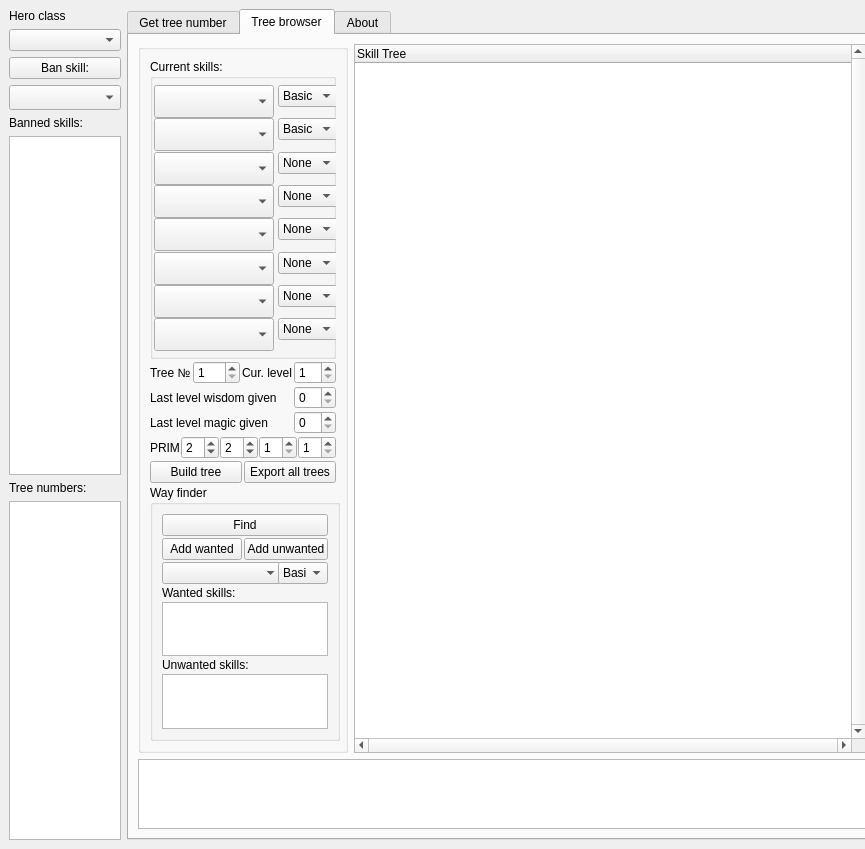
Qt form tree_calc.ui (temig74/HotaTreeCalc) before a commit.
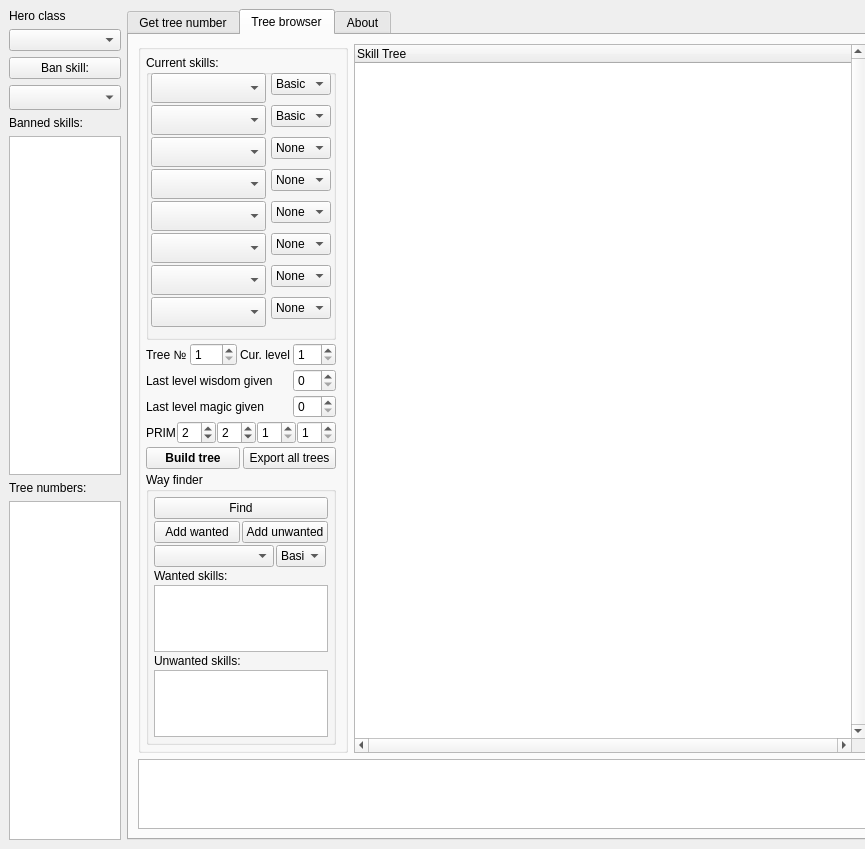
The same form after that commit. The open tabs and pages were chosen to show the change.

Diff of the .ui file:
```diff
--- a/tree_calc.ui
+++ b/tree_calc.ui
@@ -639,104 +639,47 @@
             </property>
             <layout class="QVBoxLayout" name="verticalLayout_5">
              <property name="spacing">
-              <number>2</number>
+              <number>3</number>
+             </property>
+             <property name="leftMargin">
+              <number>5</number>
+             </property>
+             <property name="topMargin">
+              <number>5</number>
+             </property>
+             <property name="bottomMargin">
+              <number>5</number>
              </property>
              <item>
               <widget class="QGroupBox" name="groupBox">
                <property name="minimumSize">
                 <size>
                  <width>0</width>
-                 <height>300</height>
+                 <height>285</height>
                 </size>
                </property>
                <property name="title">
                 <string>Current skills:</string>
                </property>
-               <widget class="QComboBox" name="cmb_skill1">
+               <widget class="QComboBox" name="cmb_skill7">
                 <property name="geometry">
                  <rect>
-                  <x>4</x>
-                  <y>26</y>
-                  <width>120</width>
-                  <height>33</height>
+                  <x>5</x>
+                  <y>210</y>
+                  <width>115</width>
+                  <height>30</height>
                  </rect>
                 </property>
                 <property name="minimumSize">
                  <size>
-                  <width>100</width>
-                  <height>33</height>
+                  <width>115</width>
+                  <height>30</height>
                  </size>
-                </property>
-                <property name="font">
-                 <font>
-                  <pointsize>8</pointsize>
-                 </font>
-                </property>
-                <property name="styleSheet">
-                 <string notr="true"/>
-                </property>
-                <property name="iconSize">
-                 <size>
-                  <width>33</width>
-                  <height>33</height>
-                 </size>
-                </property>
-               </widget>
-               <widget class="QComboBox" name="cmb_skill1_level">
-                <property name="geometry">
-                 <rect>
-                  <x>128</x>
-                  <y>26</y>
-                  <width>60</width>
-                  <height>22</height>
-                 </rect>
                 </property>
                 <property name="maximumSize">
                  <size>
-                  <width>60</width>
-                  <height>16777215</height>
-                 </size>
-                </property>
-                <property name="styleSheet">
-                 <string notr="true"/>
-                </property>
-                <property name="currentIndex">
-                 <number>1</number>
-                </property>
-                <item>
-                 <property name="text">
-                  <string>None</string>
-                 </property>
-                </item>
-                <item>
-                 <property name="text">
-                  <string>Basic</string>
-                 </property>
-                </item>
-                <item>
-                 <property name="text">
-                  <string>Advanced</string>
-                 </property>
-                </item>
-                <item>
-                 <property name="text">
-                  <string>Expert</string>
-                 </property>
-                </item>
-               </widget>
-               <widget class="QComboBox" name="cmb_skill2">
-                <property name="geometry">
-                 <rect>
-                  <x>4</x>
-                  <y>59</y>
-                  <width>120</width>
-                  <height>33</height>
-                 </rect>
-                </property>
-                <property name="minimumSize">
-                 <size>
-                  <width>100</width>
-                  <height>33</height>
+                  <width>16777215</width>
+                  <height>30</height>
                  </size>
                 </property>
                 <property name="font">
@@ -744,21 +687,18 @@
                   <pointsize>8</pointsize>
                  </font>
                 </property>
-                <property name="styleSheet">
-                 <string notr="true"/>
-                </property>
                 <property name="iconSize">
                  <size>
-                  <width>33</width>
-                  <height>33</height>
+                  <width>30</width>
+                  <height>30</height>
                  </size>
                 </property>
                </widget>
                <widget class="QComboBox" name="cmb_skill2_level">
                 <property name="geometry">
                  <rect>
-                  <x>128</x>
-                  <y>59</y>
+                  <x>125</x>
+                  <y>50</y>
                   <width>60</width>
                   <height>22</height>
                  </rect>
@@ -796,91 +736,133 @@
                  </property>
                 </item>
                </widget>
+               <widget class="QComboBox" name="cmb_skill6_level">
+                <property name="geometry">
+                 <rect>
+                  <x>125</x>
+                  <y>178</y>
+                  <width>60</width>
+                  <height>22</height>
+                 </rect>
+                </property>
+                <property name="maximumSize">
+                 <size>
+                  <width>60</width>
+                  <height>16777215</height>
+                 </size>
+                </property>
+                <property name="currentIndex">
+                 <number>0</number>
+                </property>
+                <item>
+                 <property name="text">
+                  <string>None</string>
+                 </property>
+                </item>
+                <item>
+                 <property name="text">
+                  <string>Basic</string>
+                 </property>
+                </item>
+                <item>
+                 <property name="text">
+                  <string>Advanced</string>
+                 </property>
+                </item>
+                <item>
+                 <property name="text">
+                  <string>Expert</string>
+                 </property>
+                </item>
+               </widget>
+               <widget class="QComboBox" name="cmb_skill8">
+                <property name="geometry">
+                 <rect>
+                  <x>5</x>
+                  <y>242</y>
+                  <width>115</width>
+                  <height>30</height>
+                 </rect>
+                </property>
+                <property name="minimumSize">
+                 <size>
+                  <width>115</width>
+                  <height>30</height>
+                 </size>
+                </property>
+                <property name="maximumSize">
+                 <size>
+                  <width>16777215</width>
+                  <height>30</height>
+                 </size>
+                </property>
+                <property name="font">
+                 <font>
+                  <pointsize>8</pointsize>
+                 </font>
+                </property>
+                <property name="iconSize">
+                 <size>
+                  <width>30</width>
+                  <height>30</height>
+                 </size>
+                </property>
+               </widget>
+               <widget class="QComboBox" name="cmb_skill2">
+                <property name="geometry">
+                 <rect>
+                  <x>5</x>
+                  <y>50</y>
+                  <width>115</width>
+                  <height>30</height>
+                 </rect>
+                </property>
+                <property name="minimumSize">
+                 <size>
+                  <width>115</width>
+                  <height>30</height>
+                 </size>
+                </property>
+                <property name="maximumSize">
+                 <size>
+                  <width>16777215</width>
+                  <height>30</height>
+                 </size>
+                </property>
+                <property name="font">
+                 <font>
+                  <pointsize>8</pointsize>
+                 </font>
+                </property>
+                <property name="styleSheet">
+                 <string notr="true"/>
+                </property>
+                <property name="iconSize">
+                 <size>
+                  <width>30</width>
+                  <height>30</height>
+                 </size>
+                </property>
+               </widget>
                <widget class="QComboBox" name="cmb_skill3">
                 <property name="geometry">
                  <rect>
-                  <x>4</x>
-                  <y>93</y>
-                  <width>120</width>
-                  <height>33</height>
+                  <x>5</x>
+                  <y>82</y>
+                  <width>115</width>
+                  <height>30</height>
                  </rect>
                 </property>
                 <property name="minimumSize">
                  <size>
-                  <width>100</width>
-                  <height>33</height>
+                  <width>115</width>
+                  <height>30</height>
                  </size>
-                </property>
-                <property name="font">
-                 <font>
-                  <pointsize>8</pointsize>
-                 </font>
-                </property>
-                <property name="styleSheet">
-                 <string notr="true"/>
-                </property>
-                <property name="iconSize">
-                 <size>
-                  <width>33</width>
-                  <height>33</height>
-                 </size>
-                </property>
-               </widget>
-               <widget class="QComboBox" name="cmb_skill3_level">
-                <property name="geometry">
-                 <rect>
-                  <x>128</x>
-                  <y>93</y>
-                  <width>60</width>
-                  <height>22</height>
-                 </rect>
                 </property>
                 <property name="maximumSize">
                  <size>
-                  <width>60</width>
-                  <height>16777215</height>
-                 </size>
-                </property>
-                <property name="styleSheet">
-                 <string notr="true"/>
-                </property>
-                <property name="currentIndex">
-                 <number>0</number>
-                </property>
-                <item>
-                 <property name="text">
-                  <string>None</string>
-                 </property>
-                </item>
-                <item>
-                 <property name="text">
-                  <string>Basic</string>
-                 </property>
-                </item>
-                <item>
-                 <property name="text">
-                  <string>Advanced</string>
-                 </property>
-                </item>
-                <item>
-                 <property name="text">
-                  <string>Expert</string>
-                 </property>
-                </item>
-               </widget>
-               <widget class="QComboBox" name="cmb_skill4">
-                <property name="geometry">
-                 <rect>
-                  <x>4</x>
-                  <y>126</y>
-                  <width>120</width>
-                  <height>33</height>
-                 </rect>
-                </property>
-                <property name="minimumSize">
-                 <size>
-                  <width>100</width>
-                  <height>33</height>
+                  <width>16777215</width>
+                  <height>30</height>
                  </size>
                 </property>
                 <property name="font">
@@ -893,16 +875,16 @@
                 </property>
                 <property name="iconSize">
                  <size>
-                  <width>33</width>
-                  <height>33</height>
+                  <width>30</width>
+                  <height>30</height>
                  </size>
                 </property>
                </widget>
-               <widget class="QComboBox" name="cmb_skill4_level">
+               <widget class="QComboBox" name="cmb_skill8_level">
                 <property name="geometry">
                  <rect>
-                  <x>128</x>
-                  <y>126</y>
+                  <x>125</x>
+                  <y>242</y>
                   <width>60</width>
                   <height>22</height>
                  </rect>
@@ -940,16 +922,22 @@
                <widget class="QComboBox" name="cmb_skill5">
                 <property name="geometry">
                  <rect>
-                  <x>4</x>
-                  <y>159</y>
-                  <width>120</width>
-                  <height>33</height>
+                  <x>5</x>
+                  <y>146</y>
+                  <width>115</width>
+                  <height>30</height>
                  </rect>
                 </property>
                 <property name="minimumSize">
                  <size>
-                  <width>100</width>
-                  <height>33</height>
+                  <width>115</width>
+                  <height>30</height>
+                 </size>
+                </property>
+                <property name="maximumSize">
+                 <size>
+                  <width>16777215</width>
+                  <height>30</height>
                  </size>
                 </property>
                 <property name="font">
@@ -959,16 +947,16 @@
                 </property>
                 <property name="iconSize">
                  <size>
-                  <width>33</width>
-                  <height>33</height>
+                  <width>30</width>
+                  <height>30</height>
                  </size>
                 </property>
                </widget>
-               <widget class="QComboBox" name="cmb_skill5_level">
+               <widget class="QComboBox" name="cmb_skill4_level">
                 <property name="geometry">
                  <rect>
-                  <x>128</x>
-                  <y>159</y>
+                  <x>125</x>
+                  <y>114</y>
                   <width>60</width>
                   <height>22</height>
                  </rect>
@@ -1003,19 +991,97 @@
                  </property>
                 </item>
                </widget>
+               <widget class="QComboBox" name="cmb_skill4">
+                <property name="geometry">
+                 <rect>
+                  <x>5</x>
+                  <y>114</y>
+                  <width>115</width>
+                  <height>30</height>
+                 </rect>
+                </property>
+                <property name="minimumSize">
+                 <size>
+                  <width>115</width>
+                  <height>30</height>
+                 </size>
+                </property>
+                <property name="maximumSize">
+                 <size>
+                  <width>16777215</width>
+                  <height>30</height>
+                 </size>
+                </property>
+                <property name="font">
+                 <font>
+                  <pointsize>8</pointsize>
+                 </font>
+                </property>
+                <property name="styleSheet">
+                 <string notr="true"/>
+                </property>
+                <property name="iconSize">
+                 <size>
+                  <width>30</width>
+                  <height>30</height>
+                 </size>
+                </property>
+               </widget>
+               <widget class="QComboBox" name="cmb_skill1">
+                <property name="geometry">
+                 <rect>
+                  <x>5</x>
+                  <y>18</y>
+                  <width>115</width>
+                  <height>30</height>
+                 </rect>
+                </property>
+                <property name="minimumSize">
+                 <size>
+                  <width>115</width>
+                  <height>30</height>
+                 </size>
+                </property>
+                <property name="maximumSize">
+                 <size>
+                  <width>16777215</width>
+                  <height>30</height>
+                 </size>
+                </property>
+                <property name="font">
+                 <font>
+                  <pointsize>8</pointsize>
+                 </font>
+                </property>
+                <property name="styleSheet">
+                 <string notr="true"/>
+                </property>
+                <property name="iconSize">
+                 <size>
+                  <width>30</width>
+                  <height>30</height>
+                 </size>
+                </property>
+               </widget>
                <widget class="QComboBox" name="cmb_skill6">
                 <property name="geometry">
                  <rect>
-                  <x>4</x>
-                  <y>193</y>
-                  <width>120</width>
-                  <height>33</height>
+                  <x>5</x>
+                  <y>178</y>
+                  <width>115</width>
+                  <height>30</height>
                  </rect>
                 </property>
                 <property name="minimumSize">
                  <size>
-                  <width>100</width>
-                  <height>33</height>
+                  <width>115</width>
+                  <height>30</height>
+                 </size>
+                </property>
+                <property name="maximumSize">
+                 <size>
+                  <width>16777215</width>
+                  <height>30</height>
                  </size>
                 </property>
                 <property name="font">
@@ -1025,16 +1091,16 @@
                 </property>
                 <property name="iconSize">
                  <size>
-                  <width>33</width>
-                  <height>33</height>
+                  <width>30</width>
+                  <height>30</height>
                  </size>
                 </property>
                </widget>
-               <widget class="QComboBox" name="cmb_skill6_level">
+               <widget class="QComboBox" name="cmb_skill5_level">
                 <property name="geometry">
                  <rect>
-                  <x>128</x>
-                  <y>193</y>
+                  <x>125</x>
+                  <y>146</y>
                   <width>60</width>
                   <height>22</height>
                  </rect>
@@ -1069,38 +1135,53 @@
                  </property>
                 </item>
                </widget>
-               <widget class="QComboBox" name="cmb_skill7">
+               <widget class="QComboBox" name="cmb_skill1_level">
                 <property name="geometry">
                  <rect>
-                  <x>4</x>
-                  <y>226</y>
-                  <width>120</width>
-                  <height>33</height>
+                  <x>125</x>
+                  <y>18</y>
+                  <width>60</width>
+                  <height>22</height>
                  </rect>
                 </property>
-                <property name="minimumSize">
+                <property name="maximumSize">
                  <size>
-                  <width>100</width>
-                  <height>33</height>
+                  <width>60</width>
+                  <height>16777215</height>
                  </size>
                 </property>
-                <property name="font">
-                 <font>
-                  <pointsize>8</pointsize>
-                 </font>
+                <property name="styleSheet">
+                 <string notr="true"/>
                 </property>
-                <property name="iconSize">
-                 <size>
-                  <width>33</width>
-                  <height>33</height>
-                 </size>
+                <property name="currentIndex">
+                 <number>1</number>
                 </property>
+                <item>
+                 <property name="text">
+                  <string>None</string>
+                 </property>
+                </item>
+                <item>
+                 <property name="text">
+                  <string>Basic</string>
+                 </property>
+                </item>
+                <item>
+                 <property name="text">
+                  <string>Advanced</string>
+                 </property>
+                </item>
+                <item>
+                 <property name="text">
+                  <string>Expert</string>
+                 </property>
+                </item>
                </widget>
                <widget class="QComboBox" name="cmb_skill7_level">
                 <property name="geometry">
                  <rect>
-                  <x>128</x>
-                  <y>226</y>
+                  <x>125</x>
+                  <y>210</y>
                   <width>60</width>
                   <height>22</height>
                  </rect>
@@ -1135,38 +1216,11 @@
                  </property>
                 </item>
                </widget>
-               <widget class="QComboBox" name="cmb_skill8">
+               <widget class="QComboBox" name="cmb_skill3_level">
                 <property name="geometry">
                  <rect>
-                  <x>4</x>
-                  <y>259</y>
-                  <width>120</width>
-                  <height>33</height>
-                 </rect>
-                </property>
-                <property name="minimumSize">
-                 <size>
-                  <width>100</width>
-                  <height>33</height>
-                 </size>
-                </property>
-                <property name="font">
-                 <font>
-                  <pointsize>8</pointsize>
-                 </font>
-                </property>
-                <property name="iconSize">
-                 <size>
-                  <width>33</width>
-                  <height>33</height>
-                 </size>
-                </property>
-               </widget>
-               <widget class="QComboBox" name="cmb_skill8_level">
-                <property name="geometry">
-                 <rect>
-                  <x>128</x>
-                  <y>259</y>
+                  <x>125</x>
+                  <y>82</y>
                   <width>60</width>
                   <height>22</height>
                  </rect>
@@ -1177,6 +1231,9 @@
                   <height>16777215</height>
                  </size>
                 </property>
+                <property name="styleSheet">
+                 <string notr="true"/>
+                </property>
                 <property name="currentIndex">
                  <number>0</number>
                 </property>
@@ -1357,6 +1414,11 @@
               <layout class="QHBoxLayout" name="horizontalLayout_6">
                <item>
                 <widget class="QPushButton" name="btn_build_tree">
+                 <property name="font">
+                  <font>
+                   <bold>true</bold>
+                  </font>
+                 </property>
                  <property name="text">
                   <string>Build tree</string>
                  </property>
@@ -1392,6 +1454,18 @@
                 <property name="spacing">
                  <number>2</number>
                 </property>
+                <property name="leftMargin">
+                 <number>5</number>
+                </property>
+                <property name="topMargin">
+                 <number>5</number>
+                </property>
+                <property name="rightMargin">
+                 <number>5</number>
+                </property>
+                <property name="bottomMargin">
+                 <number>5</number>
+                </property>
                 <item>
                  <widget class="QPushButton" name="btn_find_way">
                   <property name="text">
```
